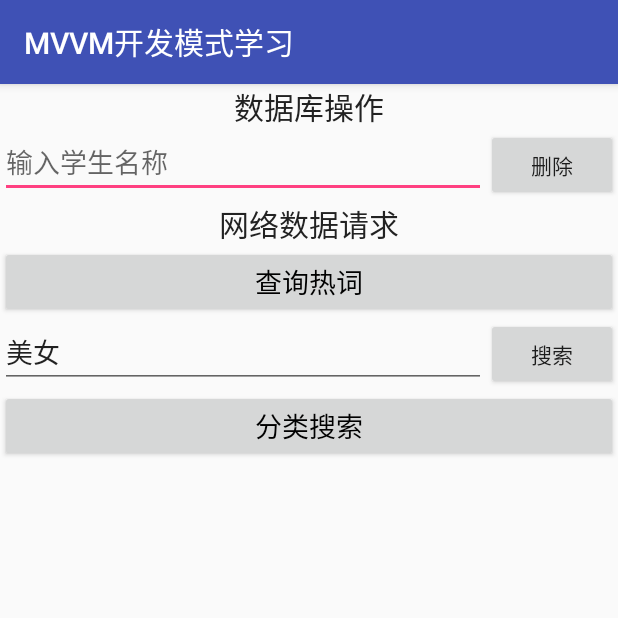
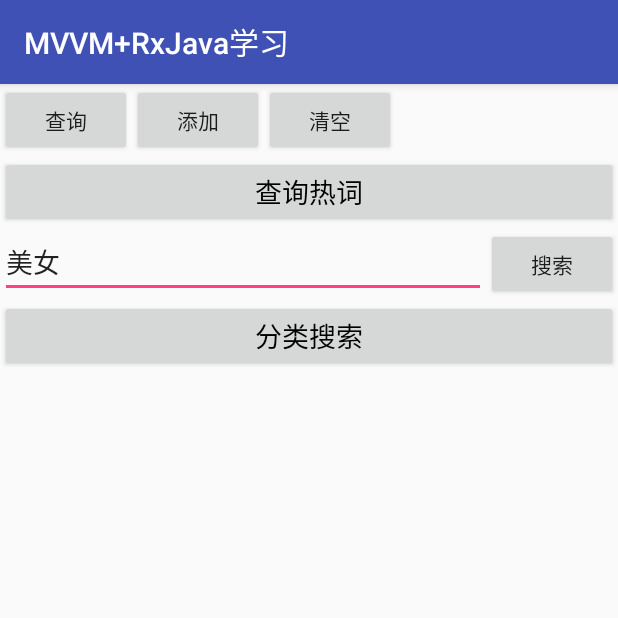
Before and after one commit to 396640195/RxJavaStudy, an Android app: the screen it shows after launch (MVVMActivity), on a phone screen of 412 x 824 dp, the top half of it. Run offline under Robolectric (Android 15) with nearby library versions, the phone set to English and light mode, and no system bars; our stand-ins replace Dagger/Hilt's generated code, RxJava; libraries missing offline, so code that uses them is left out: com.nostra13.universalimageloader, io.realm; 5 statements that could not run were skipped.

Commit message:
修改布局文件和界面标题

```diff
--- a/app/src/main/AndroidManifest.xml
+++ b/app/src/main/AndroidManifest.xml
@@ -24,7 +24,7 @@
             <!--</intent-filter>-->
         <!--</activity>-->
 
-        <activity android:name=".MVVMActivity" android:label="MVVM开发模式学习"
+        <activity android:name=".MVVMActivity" android:label="MVVM+RxJava学习"
             android:windowSoftInputMode="stateAlwaysHidden|adjustPan"
             >
             <intent-filter>
--- a/app/src/main/res/layout/activity_vvm.xml
+++ b/app/src/main/res/layout/activity_vvm.xml
@@ -12,18 +12,10 @@
         android:orientation="vertical"
         tools:context="realm.com.xn.realmdatabase.MainActivity">
 
-        <TextView
-            android:layout_width="match_parent"
-            android:layout_height="wrap_content"
-            android:text="数据库操作"
-            android:textSize="20sp"
-            android:textColor="#222222"
-            android:gravity="center"
-            />
         <LinearLayout
             android:layout_width="match_parent"
             android:layout_height="wrap_content"
-            android:visibility="gone"
+
             >
 
             <Button
@@ -48,7 +40,8 @@
 
         <LinearLayout
             android:layout_width="match_parent"
-            android:layout_height="wrap_content">
+            android:layout_height="wrap_content"
+            android:visibility="gone">
 
             <EditText
                 android:id="@+id/rm_name"
@@ -64,15 +57,6 @@
                 android:text="删除" />
         </LinearLayout>
 
-
-        <TextView
-            android:layout_width="match_parent"
-            android:layout_height="wrap_content"
-            android:text="网络数据请求"
-            android:textSize="20sp"
-            android:textColor="#222222"
-            android:gravity="center"
-            />
 
         <Button
             android:id="@+id/hotSearch"
```
